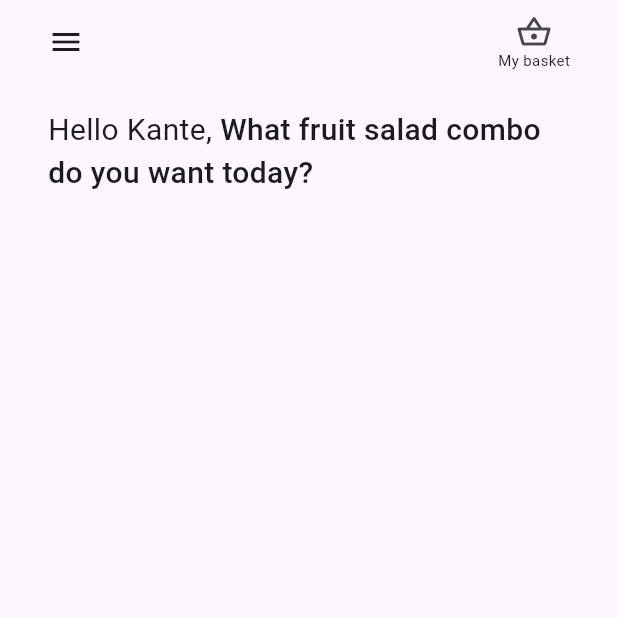
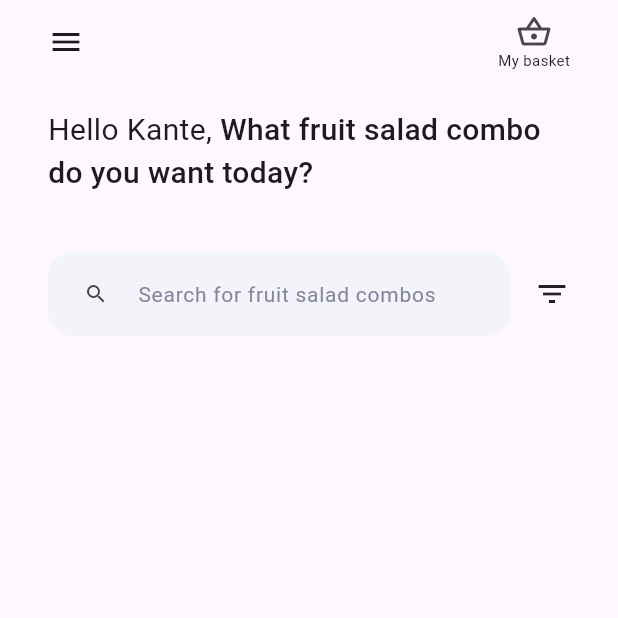
Before and after one commit to kanmear/flutter_test_task_2, a Flutter app: the screen it shows after launch, on a phone screen of 412 x 824 dp, the top half of it. Run offline on Flutter 3.47's test engine with Material 3 defaults, Android fonts, the phone set to English and light mode, and no system bars.

Commit message:
wip: shop page -> search field

```diff
--- a/lib/shop/view/shop_page.dart
+++ b/lib/shop/view/shop_page.dart
@@ -2,6 +2,7 @@ import 'package:flutter/material.dart';
 
 import 'package:flutter_test_task_2/shop/view/widgets/app_bar.dart';
 import 'package:flutter_test_task_2/shop/view/widgets/greeting.dart';
+import 'package:flutter_test_task_2/shop/view/widgets/search_bar.dart';
 
 class ShopPage extends StatelessWidget {
   const ShopPage({super.key});
@@ -16,6 +17,8 @@ class ShopPage extends StatelessWidget {
           child: Column(children: [
             SizedBox(height: 16),
             GreetingText(),
+            SizedBox(height: 38),
+            CustomSearchBar()
           ]),
         ));
   }
--- /dev/null
+++ b/lib/shop/view/widgets/search_bar.dart
@@ -0,0 +1,53 @@
+import 'package:flutter/material.dart';
+
+class CustomSearchBar extends StatelessWidget {
+  const CustomSearchBar({super.key});
+
+  @override
+  Widget build(BuildContext context) {
+    return const Row(
+      mainAxisAlignment: MainAxisAlignment.spaceBetween,
+      children: [
+        SearchField(),
+        SizedBox(width: 16),
+        Icon(Icons.filter_list_sharp),
+      ],
+    );
+  }
+}
+
+class SearchField extends StatelessWidget {
+  const SearchField({super.key});
+
+  @override
+  Widget build(BuildContext context) {
+    return Expanded(
+      child: Container(
+        height: 56,
+        decoration: BoxDecoration(
+          color: const Color(0xffF3F4F9),
+          borderRadius: BorderRadius.circular(16),
+        ),
+        child: const TextField(
+          decoration: InputDecoration(
+              enabledBorder: OutlineInputBorder(
+                  borderSide: BorderSide(color: Colors.transparent),
+                  borderRadius: BorderRadius.all(Radius.zero)),
+              focusedBorder: OutlineInputBorder(
+                  borderSide: BorderSide(color: Colors.transparent),
+                  borderRadius: BorderRadius.all(Radius.zero)),
+              hintText: 'Search for fruit salad combos',
+              hintStyle: TextStyle(
+                fontSize: 14,
+                fontWeight: FontWeight.w400,
+                color: Color(0xff86869E),
+              ),
+              prefixIcon: Padding(
+                padding: EdgeInsets.only(right: 16, left: 24),
+                child: Icon(Icons.search, size: 16),
+              )),
+        ),
+      ),
+    );
+  }
+}
```
